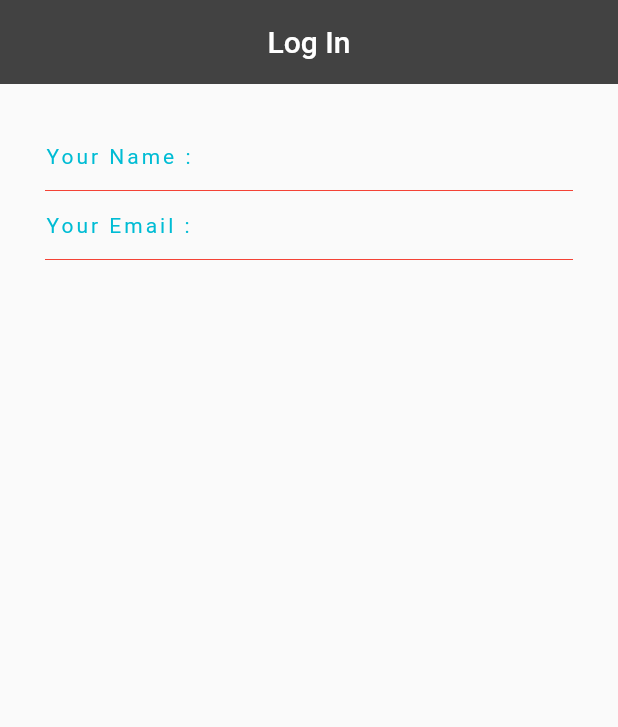
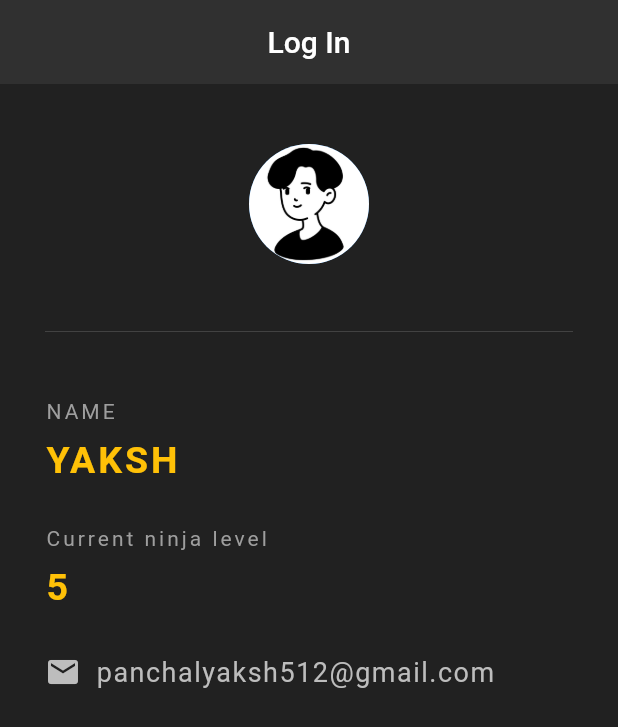
Before and after one commit to AyushPatel454/ASMP_Project, a Flutter app: the screen it shows after launch, on a phone screen of 412 x 824 dp. Shown: the top 727 px of the screen. Run offline on Flutter 3.47's test engine with Material 2 defaults, Android fonts, the phone set to English and light mode, and no system bars.

Commit message:
crating login page_0.3..date_13_jan

```diff
--- a/Dev_yaksh/lib/main.dart
+++ b/Dev_yaksh/lib/main.dart
@@ -3,70 +3,51 @@ import 'package:flutter/material.dart';
 void main() => runApp(MaterialApp(
   home : Home(),
 ));
+
 class Home extends StatelessWidget{
+
   @override
   Widget build(BuildContext context) {
     return Scaffold(
+      backgroundColor: Colors.grey[900],
       appBar: AppBar(
         title: Text('Log In'),
         centerTitle: true,
-        backgroundColor: Colors.grey[800],
+        backgroundColor: Colors.grey[850],
         elevation: 0.0,
       ),
-      body:Padding(
-        padding: EdgeInsets.fromLTRB(30, 40, 30, 0),
 
+      body: Padding(
+        padding: EdgeInsets.fromLTRB(30, 40, 30, 0.0),
         child: Column(
+          crossAxisAlignment: CrossAxisAlignment.start,
           children: <Widget>[
-            Container(                  // row-1
-              child: Row(
-                children: <Widget>[
-
-                  Text(
-                    'Your Name :',
-                    style: TextStyle(
-                      color: Colors.cyan,
-                      letterSpacing: 2,
-                    ),
-                  ),
-                ],
+            Center(
+              child: CircleAvatar(
+                backgroundImage: AssetImage('assets/a.jpg'),
+                radius: 40,
               ),
             ),
+            Divider(height: 90,color: Colors.grey[800],),
+            Text('NAME',style: TextStyle(color: Colors.grey,letterSpacing: 2)),
+            SizedBox(height: 10),
+            Text('YAKSH',style: TextStyle(color: Colors.amber,letterSpacing: 2,fontSize:25,fontWeight: FontWeight.bold)),
+            SizedBox(height: 30,),
+            Text('Current ninja level',style: TextStyle(color: Colors.grey,letterSpacing: 2)),
+            SizedBox(height: 10),
+            Text('5',style: TextStyle(color: Colors.amber,letterSpacing: 2,fontSize:25,fontWeight: FontWeight.bold)),
+            SizedBox(height: 30),
 
-            Container(// row-2
-              child: Divider(
-                height: 30,
-                color: Colors.red,
-
-              ),
-            ),
-
-            Container(                  // row-1
-              child: Row(
-                children: <Widget>[
-
-                  Text(
-                    'Your Email :',
-                    style: TextStyle(
-                      color: Colors.cyan,
-                      letterSpacing: 2,
-                    ),
-                  ),
-                ],
-              ),
-            ),
-
-            Container(// row-2
-              child: Divider(
-                height: 30,
-                color: Colors.red,
-
-              ),
+            Row(
+              children: <Widget>[
+                Icon(Icons.email,color: Colors.grey[400],),
+                SizedBox(width: 10),
+                Text('panchalyaksh512@gmail.com',style: TextStyle(color:Colors.grey[400],fontSize: 18,letterSpacing: 1.0),),
+              ],
             )
           ],
         ),
-      )
-
+      ),
 
 
 
```
